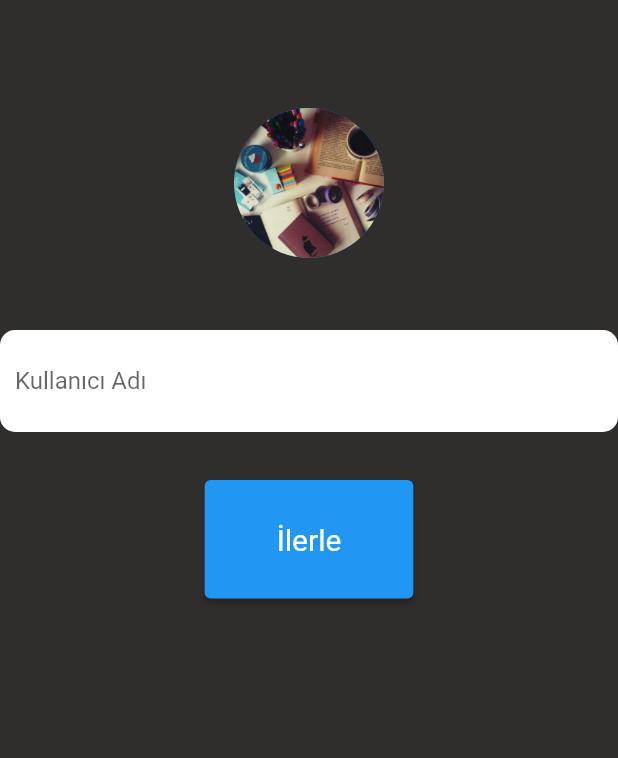
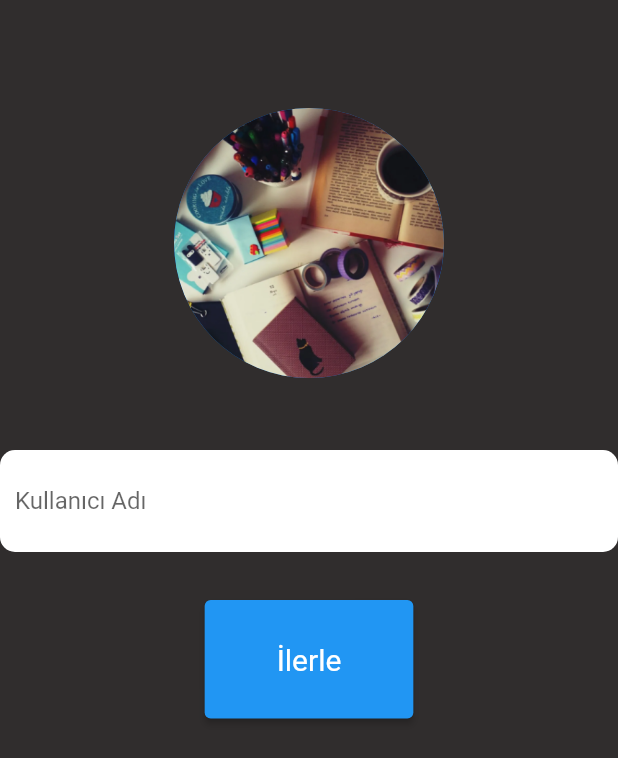
Before and after one commit to denizhanaydinli/kpsssorulab, a Flutter app: the screen it shows after launch, on a phone screen of 412 x 824 dp. Shown: the top 758 px of the screen. Run offline on Flutter 3.47's test engine with Material 2 defaults, Android fonts, the light colour scheme and no system bars.

Commit message:
avatar boyu büyütme todoların eklenmesi

```diff
--- a/lib/login.dart
+++ b/lib/login.dart
@@ -60,7 +60,7 @@ class _LoginScreenState extends State<LoginScreen> {
                         backgroundImage: AssetImage(
                           selectedAvatar,
                         ),
-                        radius: 50.0,
+                        radius: 90.0,
                       ),
                     ),
                     SizedBox(height: 48.0), // Resim ile metin arasında bir boşluk ekler
```
Also changed, not shown: lib/report.dart (+5 -5 lines).
